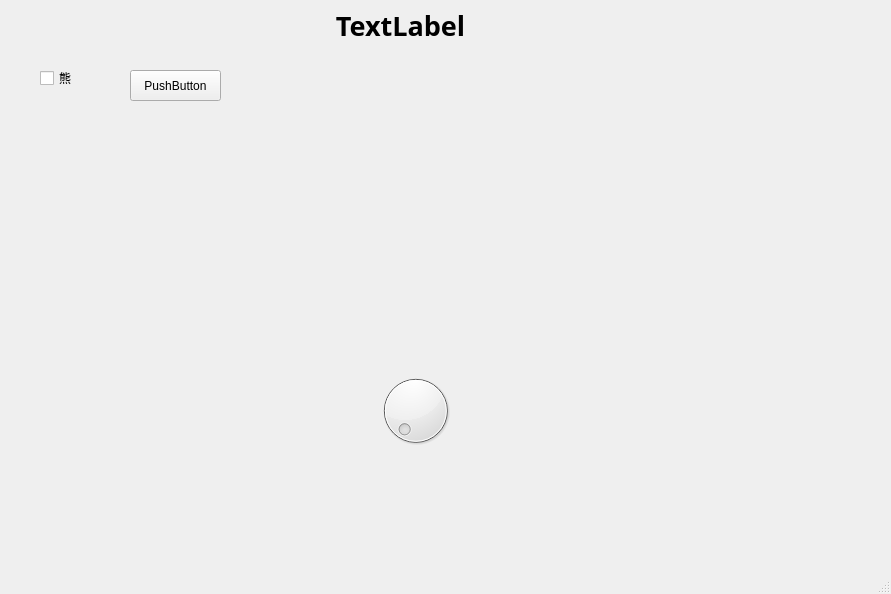
This is Code/PyTick/Scripts/PyTick.ui in Joiner12/Python_M as Qt 5 draws it before an edit. The edited form follows.
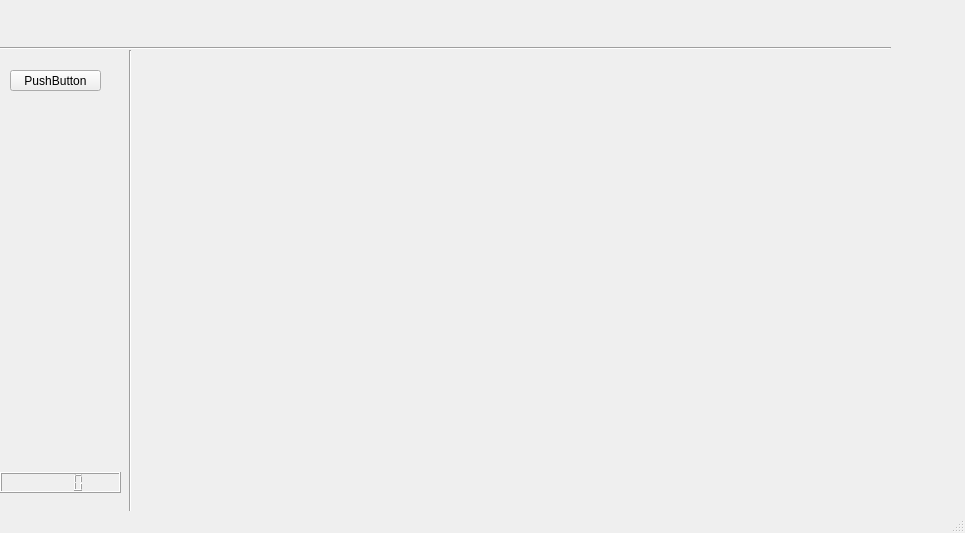
This is the edited form. Icons and pictures are not drawn.

Commit message: ui-supplement方式

```diff
--- a/Code/PyTick/Scripts/PyTick.ui
+++ b/Code/PyTick/Scripts/PyTick.ui
@@ -6,71 +6,76 @@
    <rect>
     <x>0</x>
     <y>0</y>
-    <width>891</width>
-    <height>594</height>
+    <width>965</width>
+    <height>533</height>
    </rect>
   </property>
   <property name="windowTitle">
-   <string>MainWindow</string>
+   <string>PyTick</string>
+  </property>
+  <property name="windowIcon">
+   <iconset>
+    <normaloff>../Src/Deer.ico</normaloff>../Src/Deer.ico</iconset>
+  </property>
+  <property name="windowOpacity">
+   <double>4.000000000000000</double>
+  </property>
+  <property name="autoFillBackground">
+   <bool>true</bool>
   </property>
   <widget class="QWidget" name="centralwidget">
-   <widget class="QLabel" name="label">
+   <widget class="Line" name="line">
     <property name="geometry">
      <rect>
-      <x>10</x>
-      <y>10</y>
-      <width>781</width>
-      <height>31</height>
+      <x>120</x>
+      <y>50</y>
+      <width>20</width>
+      <height>471</height>
      </rect>
     </property>
-    <property name="font">
-     <font>
-      <family>Corbel</family>
-      <pointsize>20</pointsize>
-      <weight>75</weight>
-      <bold>true</bold>
-     </font>
+    <property name="sizePolicy">
+     <sizepolicy hsizetype="Fixed" vsizetype="Fixed">
+      <horstretch>0</horstretch>
+      <verstretch>0</verstretch>
+     </sizepolicy>
     </property>
-    <property name="text">
-     <string>TextLabel</string>
-    </property>
-    <property name="alignment">
-     <set>Qt::AlignCenter</set>
+    <property name="orientation">
+     <enum>Qt::Vertical</enum>
     </property>
    </widget>
-   <widget class="QCheckBox" name="checkBox">
+   <widget class="Line" name="line_2">
     <property name="geometry">
      <rect>
-      <x>40</x>
-      <y>70</y>
-      <width>71</width>
+      <x>0</x>
+      <y>40</y>
+      <width>891</width>
       <height>16</height>
      </rect>
     </property>
-    <property name="text">
-     <string>熊</string>
+    <property name="orientation">
+     <enum>Qt::Horizontal</enum>
     </property>
    </widget>
    <widget class="QPushButton" name="pushButton">
     <property name="geometry">
      <rect>
-      <x>130</x>
+      <x>10</x>
       <y>70</y>
       <width>91</width>
-      <height>31</height>
+      <height>21</height>
      </rect>
     </property>
     <property name="text">
      <string>PushButton</string>
     </property>
    </widget>
-   <widget class="QDial" name="dial">
+   <widget class="QLCDNumber" name="lcdNumber">
     <property name="geometry">
      <rect>
-      <x>350</x>
-      <y>370</y>
-      <width>131</width>
-      <height>81</height>
+      <x>0</x>
+      <y>472</y>
+      <width>121</width>
+      <height>21</height>
      </rect>
     </property>
    </widget>
```
Left out of the diff: 3 changed lines with no effect on the pictures. The commit also changes 6 other files.
